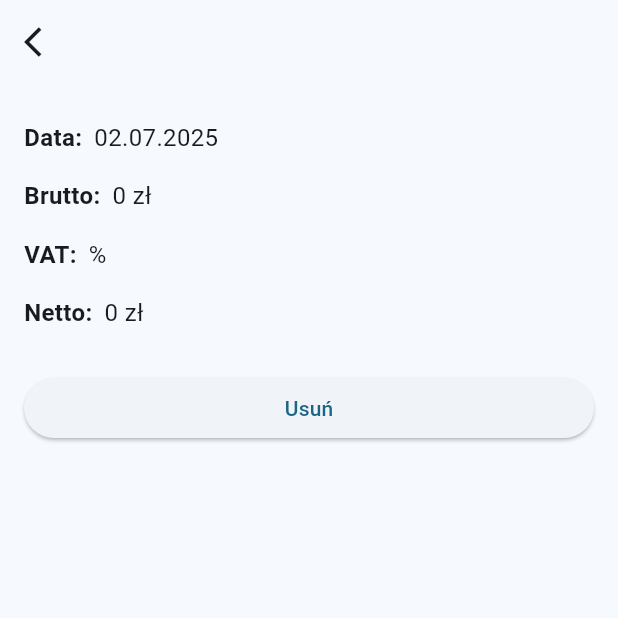
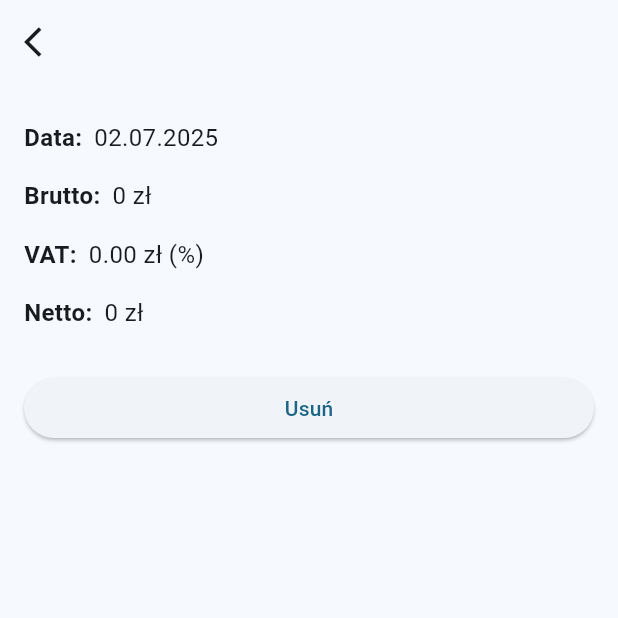
Before and after one commit to paweljjar/TaxRide, a Flutter app: the InvoiceDetailScreen screen opened directly with empty values, on a phone screen of 412 x 824 dp, the top half of it. Run offline on Flutter 3.47's test engine with Material 3 defaults, Android fonts, the phone set to English and light mode, and no system bars; our stand-ins replace google_mobile_ads, image_picker.

Commit message:
fix: Display calculated VAT amount in InvoiceDetailScreen
This commit updates the `InvoiceDetailScreen` to display the calculated VAT amount in złoty (PLN) alongside the VAT percentage.

The "VAT" detail row now shows:
- The calculated VAT amount (Gross - Net) formatted to two decimal places, followed by "zł".
- The VAT percentage in parentheses, e.g., "(23%)".

Example: `VAT: 46.00 zł (23%)`

```diff
--- a/lib/Invoices.dart
+++ b/lib/Invoices.dart
@@ -521,7 +521,7 @@ class _InvoiceDetailScreenState extends State<InvoiceDetailScreen> {
           children: [
             _buildDetailRow('Data:', _formatDate(widget.invoice['date'])),
             _buildDetailRow('Brutto:', "${widget.invoice['gross']} zł"),
-            _buildDetailRow('VAT:', "${widget.invoice['vat']}%"),
+            _buildDetailRow('VAT:', "${(double.parse(widget.invoice['gross']) - double.parse(widget.invoice['net'])).toStringAsFixed(2).trim()} zł (${widget.invoice['vat']}%)"),
             _buildDetailRow('Netto:', "${widget.invoice['net']} zł"),
             _buildImageDisplay(widget.invoice['imagePath']),
             const SizedBox(height: 20),
```
